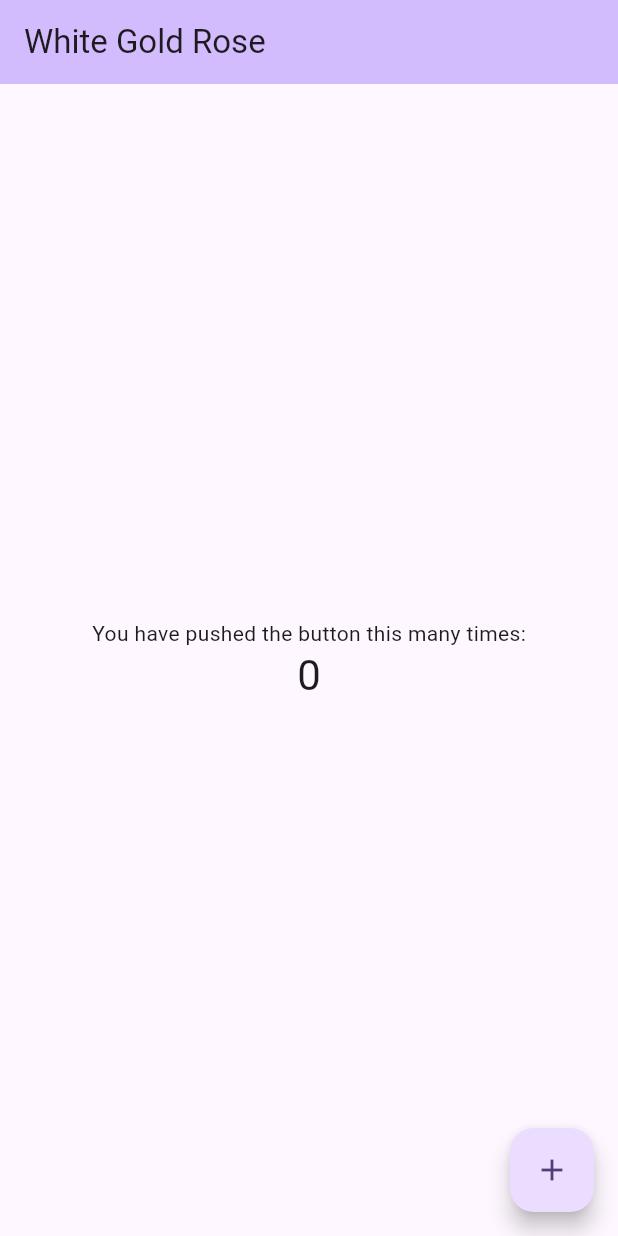
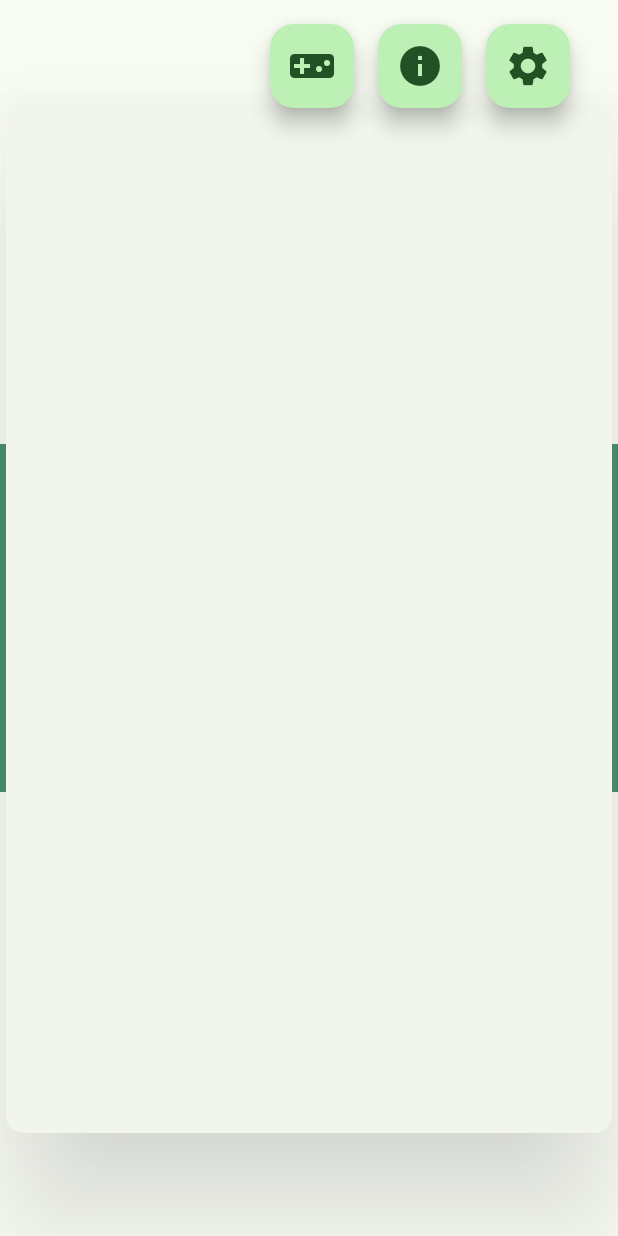
Before and after one commit to nonelone/white_gold_rose, a Flutter app: the screen it shows after launch, on a phone screen of 412 x 824 dp. Run offline on Flutter 3.47's test engine with Material 3 defaults, Android fonts, the phone set to English and light mode, and no system bars.

Commit message:
Updated homepage and created gamepage

```diff
--- a/lib/main.dart
+++ b/lib/main.dart
@@ -13,9 +13,9 @@ class MyGame extends StatelessWidget {
     return MaterialApp(
       title: 'White Gold Rose',
       theme: ThemeData(
-        colorScheme: ColorScheme.fromSeed(seedColor: Colors.deepPurple),
+        colorScheme: ColorScheme.fromSeed(seedColor: Colors.green),
       ),
-      home: const GameHomePage(title: 'White Gold Rose'),
+      home: const GameHomePage(),
     );
   }
 }
--- /dev/null
+++ b/lib/pages/game_page.dart
@@ -0,0 +1 @@
+import 'package:flutter/material.dart';
--- a/lib/pages/home_page.dart
+++ b/lib/pages/home_page.dart
@@ -1,87 +1,85 @@
 import 'package:flutter/material.dart';
+import 'dart:async';
+
+import 'package:white_gold_rose/ui/info_dialog.dart';
+import 'package:white_gold_rose/ui/setting_dialog.dart';
+import 'package:white_gold_rose/ui/tutorial_dialog.dart';
 
 class GameHomePage extends StatefulWidget {
-  const GameHomePage({super.key, required this.title});
-
-  // This widget is the home page of your application. It is stateful, meaning
-  // that it has a State object (defined below) that contains fields that affect
-  // how it looks.
-
-  // This class is the configuration for the state. It holds the values (in this
-  // case the title) provided by the parent (in this case the App widget) and
-  // used by the build method of the State. Fields in a Widget subclass are
-  // always marked "final".
-
-  final String title;
+  const GameHomePage({super.key});
 
   @override
   State<GameHomePage> createState() => _GameHomePageState();
 }
 
 class _GameHomePageState extends State<GameHomePage> {
-  int _counter = 0;
-
-  void _incrementCounter() {
-    setState(() {
-      // This call to setState tells the Flutter framework that something has
-      // changed in this State, which causes it to rerun the build method below
-      // so that the display can reflect the updated values. If we changed
-      // _counter without calling setState(), then the build method would not be
-      // called again, and so nothing would appear to happen.
-      _counter++;
-    });
+  Future<void> _dialogBuilder(BuildContext context, String dialog) {
+    return showDialog<void>(
+      context: context,
+      builder: (BuildContext context) {
+        if (dialog == "Settings") {
+          return SettingDialog();
+        }
+        if (dialog == "Tutorial") {
+          return TutorialDialog();
+        } else {
+          return InfoDialog();
+        }
+      },
+    );
   }
 
   @override
   Widget build(BuildContext context) {
-    // This method is rerun every time setState is called, for instance as done
-    // by the _incrementCounter method above.
-    //
-    // The Flutter framework has been optimized to make rerunning build methods
-    // fast, so that you can just rebuild anything that needs updating rather
-    // than having to individually change instances of widgets.
     return Scaffold(
-      appBar: AppBar(
-        // TRY THIS: Try changing the color here to a specific color (to
-        // Colors.amber, perhaps?) and trigger a hot reload to see the AppBar
-        // change color while the other colors stay the same.
-        backgroundColor: Theme.of(context).colorScheme.inversePrimary,
-        // Here we take the value from the MyHomePage object that was created by
-        // the App.build method, and use it to set our appbar title.
-        title: Text(widget.title),
+      floatingActionButtonLocation: FloatingActionButtonLocation.endTop,
+      floatingActionButton: Row(
+        mainAxisAlignment: MainAxisAlignment.end,
+        children: [
+          Padding(
+            padding: const EdgeInsets.all(16),
+            child: FloatingActionButton(
+              onPressed: () => _dialogBuilder(context, "Tutorial"),
+              tooltip: 'How To Play',
+              child: const Icon(Icons.videogame_asset, size: 32),
+            ),
+          ),
+          FloatingActionButton(
+            onPressed: () => _dialogBuilder(context, "About"),
+            tooltip: 'About The Game',
+            child: const Icon(Icons.info, size: 32),
+          ),
+          Padding(
+            padding: const EdgeInsets.all(16),
+            child: FloatingActionButton(
+              onPressed: () => _dialogBuilder(context, "Settings"),
+              tooltip: 'Settings',
+              child: const Icon(Icons.settings, size: 32),
+            ),
+          ),
+        ],
       ),
       body: Center(
-        // Center is a layout widget. It takes a single child and positions it
-        // in the middle of the parent.
-        child: Column(
-          // Column is also a layout widget. It takes a list of children and
-          // arranges them vertically. By default, it sizes itself to fit its
-          // children horizontally, and tries to be as tall as its parent.
-          //
-          // Column has various properties to control how it sizes itself and
-          // how it positions its children. Here we use mainAxisAlignment to
-          // center the children vertically; the main axis here is the vertical
-          // axis because Columns are vertical (the cross axis would be
-          // horizontal).
-          //
-          // TRY THIS: Invoke "debug painting" (choose the "Toggle Debug Paint"
-          // action in the IDE, or press "p" in the console), to see the
-          // wireframe for each widget.
-          mainAxisAlignment: MainAxisAlignment.center,
-          children: <Widget>[
-            const Text('You have pushed the button this many times:'),
-            Text(
-              '$_counter',
-              style: Theme.of(context).textTheme.headlineMedium,
+        child: Stack(
+          alignment: Alignment.center,
+          fit: StackFit.expand,
+          children: [
+            Center(
+              child: Image.asset("assets/background.png", fit: BoxFit.fill),
+            ),
+            Center(
+              child: Card(
+                shadowColor: Colors.white,
+                elevation: 32,
+                child: SizedBox(
+                  height: MediaQuery.of(context).size.height / 1.2,
+                  width: MediaQuery.of(context).size.height / 1.2,
+                ),
+              ),
             ),
           ],
         ),
       ),
-      floatingActionButton: FloatingActionButton(
-        onPressed: _incrementCounter,
-        tooltip: 'Increment',
-        child: const Icon(Icons.add),
-      ), // This trailing comma makes auto-formatting nicer for build methods.
     );
   }
 }
--- a/pubspec.yaml
+++ b/pubspec.yaml
@@ -11,6 +11,7 @@ dependencies:
   flutter:
     sdk: flutter
   flame: ^1.28.0
+  url_launcher: ^6.3.1
 
 dev_dependencies:
   flutter_test:
```
Also changed, not shown: pubspec.lock.
